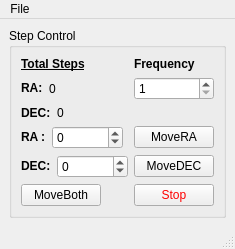
First picture: the form in GUI_Windows/ManualControl.ui, repository AmateurRadioTelescopeSystem/RadioTelescope_Controller, before the edit.
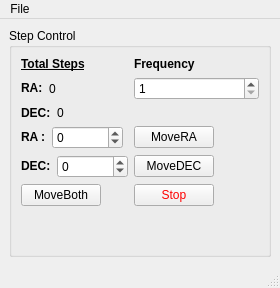
Second picture: the form after the edit.

Commit message: Added automatic step update in manual control and step home saving in the settings file

Diff of the .ui file:
```diff
--- a/GUI_Windows/ManualControl.ui
+++ b/GUI_Windows/ManualControl.ui
@@ -9,8 +9,8 @@
    <rect>
     <x>0</x>
     <y>0</y>
-    <width>216</width>
-    <height>239</height>
+    <width>280</width>
+    <height>288</height>
    </rect>
   </property>
   <property name="font">
@@ -256,8 +256,8 @@
     <rect>
      <x>0</x>
      <y>0</y>
-     <width>216</width>
-     <height>21</height>
+     <width>280</width>
+     <height>23</height>
     </rect>
    </property>
    <widget class="QMenu" name="menuFile">
```
Left out of the diff: 34 changed lines with no effect on the pictures. The commit also changes 2 other files.
